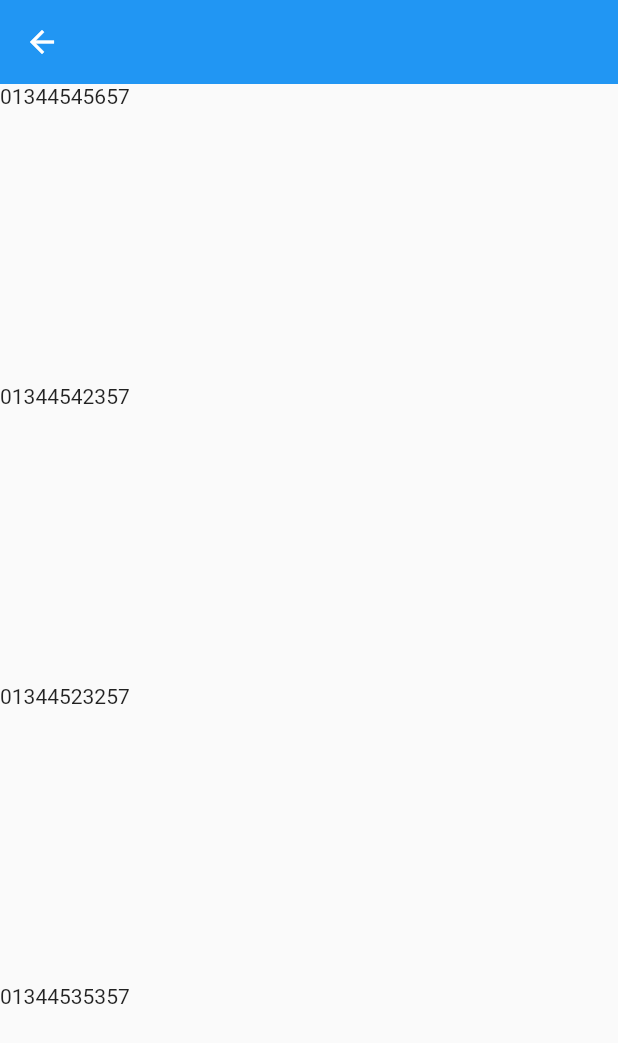
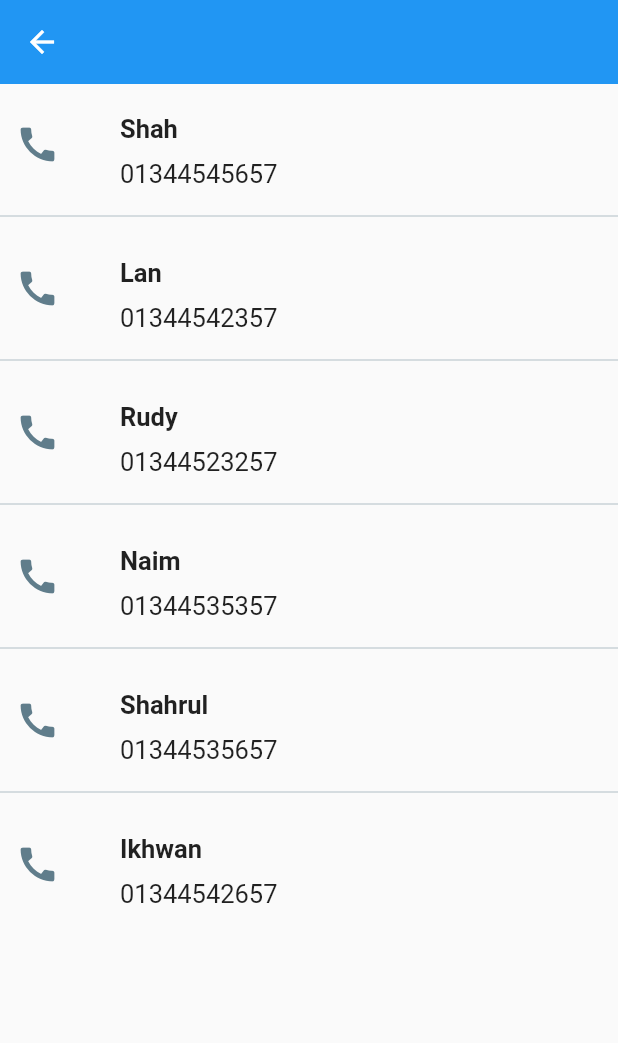
Before and after one commit to tajulasri/flutter-101, a Flutter app: the screen it shows after launch, after a tap on "Click me", on a phone screen of 412 x 824 dp. Shown: the top 1043 px of the screen. Run offline on Flutter 3.47's test engine with Material 2 defaults, Android fonts, the light colour scheme and no system bars; network calls fail.

Commit message:
list view

```diff
--- a/lib/screens/list_view.dart
+++ b/lib/screens/list_view.dart
@@ -1,3 +1,4 @@
+import 'package:asset_kktm/screens/login.dart';
 import 'package:flutter/material.dart';
 
 class ListViewScreen extends StatelessWidget {
@@ -12,6 +13,16 @@ class ListViewScreen extends StatelessWidget {
     {"name": "Ikhwan", "mobile": "01344542657"},
   ];
 
+  //function to navigate to next screen
+  _navigateToDetailScreen(context, contact) {
+    Navigator.of(context).push(
+      MaterialPageRoute(
+        settings: RouteSettings(arguments: contact),
+        builder: (context) => const LoginScreen(),
+      ),
+    );
+  }
+
   @override
   Widget build(BuildContext context) {
     return Scaffold(
@@ -19,12 +30,61 @@ class ListViewScreen extends StatelessWidget {
         elevation: 0,
       ),
       body: Container(
-        child: ListView.builder(
-            itemBuilder: (context, index) => Container(
-                  height: 200,
-                  child: Text(
-                    contacts[index]['mobile'],
+        child: ListView.separated(
+            separatorBuilder: (context, index) => Divider(
+                  color: Colors.blueGrey[200],
+                ),
+            itemBuilder: (context, index) => GestureDetector(
+                  onTap: () => _navigateToDetailScreen(
+                    context,
+                    contacts[index]['name'],
                   ),
+                  child: Container(
+                      height: 60,
+                      margin: EdgeInsets.all(10.0),
+                      child: Row(
+                        children: [
+                          Column(
+                            mainAxisAlignment: MainAxisAlignment.center,
+                            crossAxisAlignment: CrossAxisAlignment.center,
+                            children: [
+                              Icon(
+                                Icons.call,
+                                color: Colors.blueGrey[500],
+                                size: 30,
+                              ),
+                            ],
+                          ),
+                          const SizedBox(
+                            width: 20,
+                          ),
+                          Container(
+                            margin: EdgeInsets.only(top: 10, left: 20),
+                            child: Column(
+                              crossAxisAlignment: CrossAxisAlignment.start,
+                              children: [
+                                Text(
+                                  contacts[index]['name'],
+                                  style: TextStyle(
+                                    fontSize: 17.0,
+                                    fontWeight: FontWeight.bold,
+                                  ),
+                                ),
+                                SizedBox(
+                                  height: 10,
+                                ),
+                                Text(
+                                  contacts[index]['mobile'],
+                                  style: TextStyle(
+                                    fontSize: 17.0,
+                                    fontWeight: FontWeight.normal,
+                                  ),
+                                ),
+                              ],
+                            ),
+                          ),
+                        ],
+                      )),
                 ),
             itemCount: contacts.length),
       ),
```
